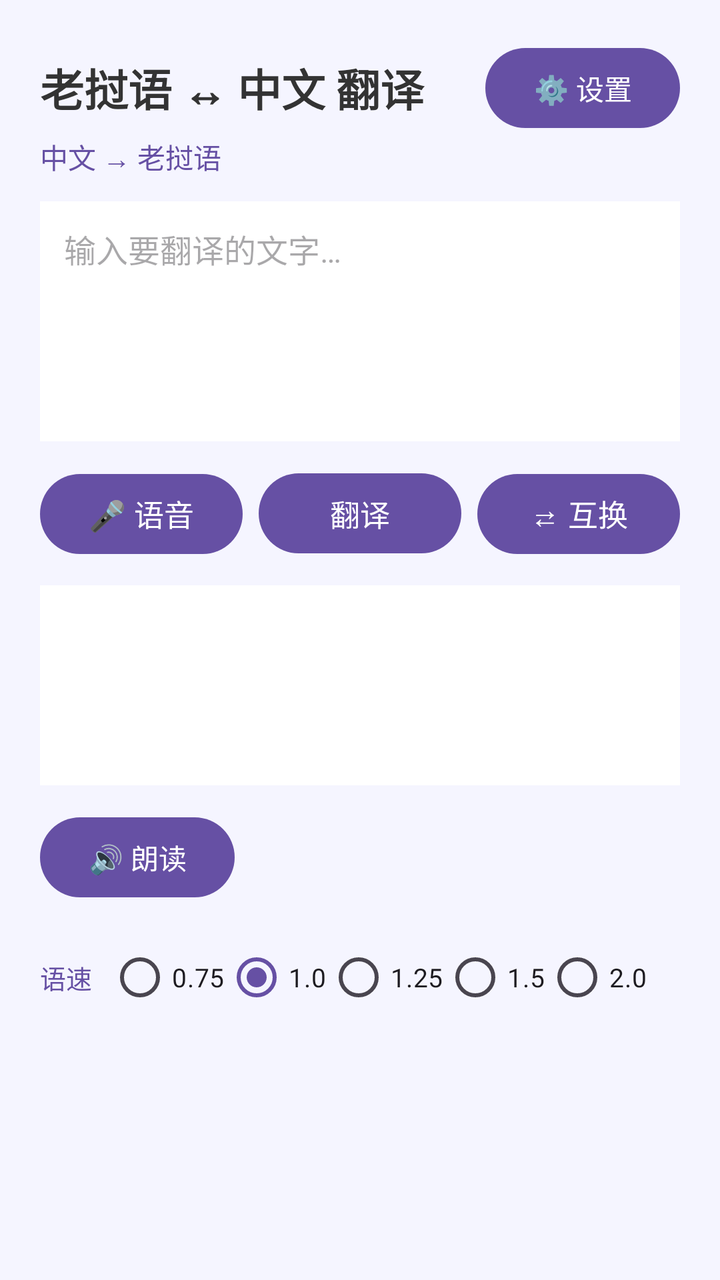
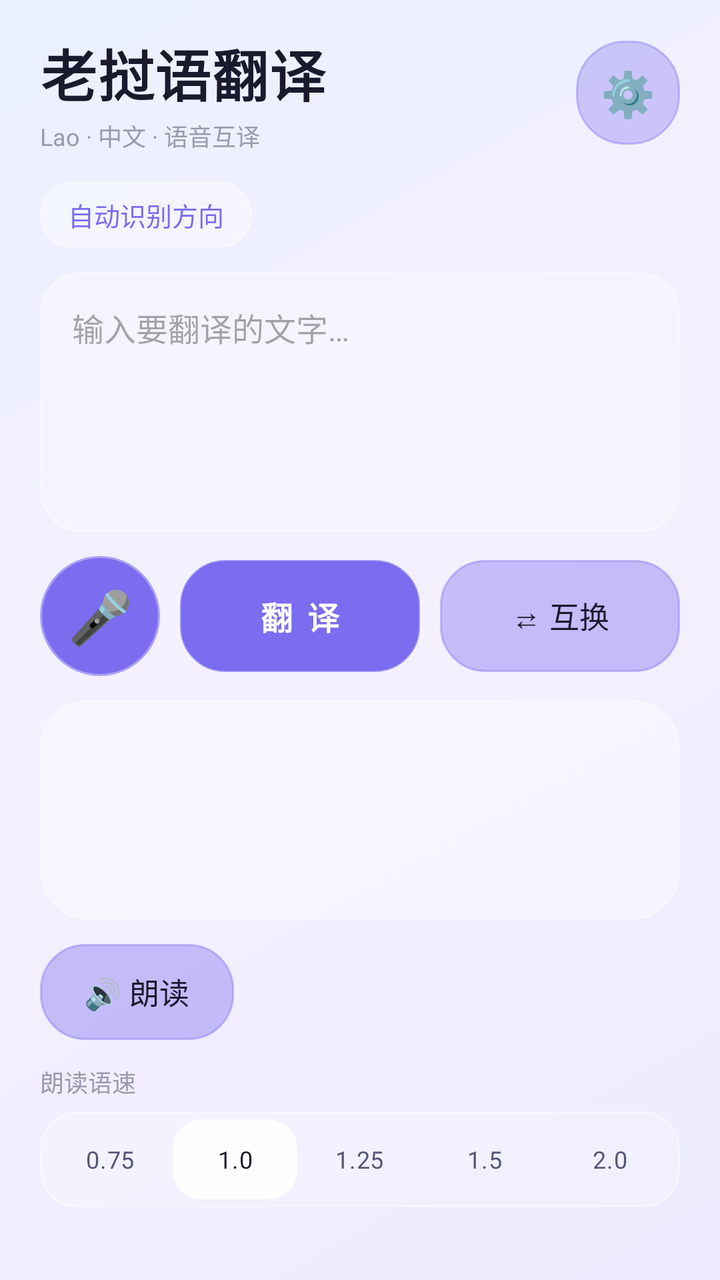

The first picture is an Android layout as it rendered before a commit; the second is the same layout after the commit. The layout source and the unified diff follow.
<!-- AndroidManifest.xml: application theme Theme.LaoTran -->
<!-- res/layout/activity_main.xml -->
<?xml version="1.0" encoding="utf-8"?>
<LinearLayout xmlns:android="http://schemas.android.com/apk/res/android"
    android:layout_width="match_parent"
    android:layout_height="match_parent"
    android:orientation="vertical"
    android:padding="20dp"
    android:background="#F5F5FF">

    <LinearLayout
        android:layout_width="match_parent"
        android:layout_height="wrap_content"
        android:orientation="horizontal"
        android:gravity="center_vertical">

        <TextView
            android:layout_width="0dp"
            android:layout_height="wrap_content"
            android:layout_weight="1"
            android:text="老挝语 ↔ 中文 翻译"
            android:textSize="22sp"
            android:textStyle="bold"
            android:textColor="#333333"/>

        <Button
            android:id="@+id/settingsBtn"
            android:layout_width="wrap_content"
            android:layout_height="wrap_content"
            android:text="⚙️ 设置"/>
    </LinearLayout>

    <TextView
        android:id="@+id/dirLabel"
        android:layout_width="wrap_content"
        android:layout_height="wrap_content"
        android:text="中文 → 老挝语"
        android:textSize="14sp"
        android:textColor="#6650a4"
        android:layout_marginBottom="12dp"/>

    <EditText
        android:id="@+id/inputText"
        android:layout_width="match_parent"
        android:layout_height="wrap_content"
        android:minHeight="120dp"
        android:gravity="top|start"
        android:background="#FFFFFF"
        android:padding="12dp"
        android:hint="输入要翻译的文字…"
        android:inputType="textMultiLine"
        android:minLines="4"
        android:textSize="16sp"/>

    <LinearLayout
        android:layout_width="match_parent"
        android:layout_height="wrap_content"
        android:orientation="horizontal"
        android:layout_marginTop="12dp">

        <Button
            android:id="@+id/voiceBtn"
            android:layout_width="0dp"
            android:layout_height="wrap_content"
            android:layout_weight="1"
            android:text="🎤 语音"
            android:textSize="15sp"
            android:layout_marginEnd="8dp"/>

        <Button
            android:id="@+id/translateBtn"
            android:layout_width="0dp"
            android:layout_height="wrap_content"
            android:layout_weight="1"
            android:text="翻译"
            android:textSize="15sp"
            android:layout_marginEnd="8dp"/>

        <Button
            android:id="@+id/swapBtn"
            android:layout_width="0dp"
            android:layout_height="wrap_content"
            android:layout_weight="1"
            android:text="⇄ 互换"
            android:textSize="15sp"/>
    </LinearLayout>

    <TextView
        android:id="@+id/resultText"
        android:layout_width="match_parent"
        android:layout_height="wrap_content"
        android:minHeight="100dp"
        android:gravity="top|start"
        android:background="#FFFFFF"
        android:padding="12dp"
        android:textSize="18sp"
        android:textColor="#222222"
        android:text=""
        android:layout_marginTop="12dp"/>

    <Button
        android:id="@+id/speakBtn"
        android:layout_width="wrap_content"
        android:layout_height="wrap_content"
        android:text="🔊 朗读"
        android:layout_marginTop="12dp"/>

    <LinearLayout
        android:layout_width="match_parent"
        android:layout_height="wrap_content"
        android:orientation="horizontal"
        android:gravity="center_vertical"
        android:layout_marginTop="12dp">

        <TextView
            android:layout_width="wrap_content"
            android:layout_height="wrap_content"
            android:text="语速"
            android:textSize="13sp"
            android:textColor="#6650a4"/>

        <RadioGroup
            android:id="@+id/speedGroup"
            android:layout_width="match_parent"
            android:layout_height="wrap_content"
            android:orientation="horizontal"
            android:gravity="center_vertical"
            android:layout_marginStart="8dp">

            <RadioButton
                android:id="@+id/speed075"
                android:layout_width="wrap_content"
                android:layout_height="wrap_content"
                android:text="0.75"
                android:textSize="13sp"/>
            <RadioButton
                android:id="@+id/speed100"
                android:layout_width="wrap_content"
                android:layout_height="wrap_content"
                android:text="1.0"
                android:textSize="13sp"
                android:checked="true"/>
            <RadioButton
                android:id="@+id/speed125"
                android:layout_width="wrap_content"
                android:layout_height="wrap_content"
                android:text="1.25"
                android:textSize="13sp"/>
            <RadioButton
                android:id="@+id/speed150"
                android:layout_width="wrap_content"
                android:layout_height="wrap_content"
                android:text="1.5"
                android:textSize="13sp"/>
            <RadioButton
                android:id="@+id/speed200"
                android:layout_width="wrap_content"
                android:layout_height="wrap_content"
                android:text="2.0"
                android:textSize="13sp"/>
        </RadioGroup>
    </LinearLayout>

    <TextView
        android:id="@+id/statusText"
        android:layout_width="match_parent"
        android:layout_height="wrap_content"
        android:textSize="12sp"
        android:textColor="#888888"
        android:layout_marginTop="8dp"/>

</LinearLayout>
<!-- resources referenced by this layout -->
<resources>
  <style name="Theme.LaoTran" parent="Theme.Material3.DayNight.NoActionBar">
          <item name="colorPrimary">@color/purple_500</item>
          <item name="colorSecondary">@color/purple_200</item>
      </style>
  <color name="purple_500">#6650a4</color>
  <color name="purple_200">#bbb1e0</color>
</resources>

<!-- the commit's change to res/layout/activity_main.xml (unified diff, before → after) -->
@@ -3,159 +3,259 @@
     android:layout_width="match_parent"
     android:layout_height="match_parent"
     android:orientation="vertical"
-    android:padding="20dp"
-    android:background="#F5F5FF">
-
+    android:fitsSystemWindows="true"
+    android:paddingStart="20dp"
+    android:paddingEnd="20dp"
+    android:paddingTop="16dp"
+    android:paddingBottom="16dp">
+
+    
     <LinearLayout
         android:layout_width="match_parent"
         android:layout_height="wrap_content"
         android:orientation="horizontal"
         android:gravity="center_vertical">
 
-        <TextView
+        <LinearLayout
             android:layout_width="0dp"
             android:layout_height="wrap_content"
             android:layout_weight="1"
-            android:text="老挝语 ↔ 中文 翻译"
+            android:orientation="vertical">
+
+            <TextView
+                android:layout_width="wrap_content"
+                android:layout_height="wrap_content"
+                android:text="老挝语翻译"
+                android:textSize="28sp"
+                android:textStyle="bold"
+                android:textColor="@color/text_primary"
+                android:letterSpacing="0.02" />
+
+            <TextView
+                android:layout_width="wrap_content"
+                android:layout_height="wrap_content"
+                android:text="Lao · 中文 · 语音互译"
+                android:textSize="12sp"
+                android:textColor="@color/text_hint"
+                android:layout_marginTop="2dp" />
+        </LinearLayout>
+
+        <Button
+            android:id="@+id/settingsBtn"
+            android:layout_width="52dp"
+            android:layout_height="52dp"
+            android:minWidth="0dp"
+            android:minHeight="0dp"
+            android:padding="0dp"
+            android:background="@drawable/bg_glass_card"
+            android:text="⚙️"
             android:textSize="22sp"
-            android:textStyle="bold"
-            android:textColor="#333333"/>
-
-        <Button
-            android:id="@+id/settingsBtn"
-            android:layout_width="wrap_content"
-            android:layout_height="wrap_content"
-            android:text="⚙️ 设置"/>
+            android:insetTop="0dp"
+            android:insetBottom="0dp" />
     </LinearLayout>
 
+    
     <TextView
         android:id="@+id/dirLabel"
         android:layout_width="wrap_content"
         android:layout_height="wrap_content"
-        android:text="中文 → 老挝语"
-        android:textSize="14sp"
-        android:textColor="#6650a4"
-        android:layout_marginBottom="12dp"/>
-
+        android:background="@drawable/bg_glass_chip"
+        android:paddingStart="14dp"
+        android:paddingEnd="14dp"
+        android:paddingTop="7dp"
+        android:paddingBottom="7dp"
+        android:text="自动识别方向"
+        android:textSize="13sp"
+        android:textColor="@color/accent_purple"
+        android:layout_marginTop="14dp"
+        android:layout_marginBottom="12dp" />
+
+    
     <EditText
         android:id="@+id/inputText"
         android:layout_width="match_parent"
         android:layout_height="wrap_content"
-        android:minHeight="120dp"
+        android:minHeight="130dp"
         android:gravity="top|start"
-        android:background="#FFFFFF"
-        android:padding="12dp"
+        android:background="@drawable/bg_glass_input"
+        android:padding="16dp"
         android:hint="输入要翻译的文字…"
+        android:hintTextColor="@color/text_hint"
+        android:textColor="@color/text_primary"
+        android:textSize="16sp"
         android:inputType="textMultiLine"
-        android:minLines="4"
-        android:textSize="16sp"/>
-
+        android:minLines="4" />
+
+    
     <LinearLayout
         android:layout_width="match_parent"
         android:layout_height="wrap_content"
         android:orientation="horizontal"
+        android:gravity="center_vertical"
         android:layout_marginTop="12dp">
 
         <Button
             android:id="@+id/voiceBtn"
-            android:layout_width="0dp"
-            android:layout_height="wrap_content"
-            android:layout_weight="1"
-            android:text="🎤 语音"
-            android:textSize="15sp"
-            android:layout_marginEnd="8dp"/>
+            android:layout_width="60dp"
+            android:layout_height="60dp"
+            android:minWidth="0dp"
+            android:minHeight="0dp"
+            android:padding="0dp"
+            android:insetTop="0dp"
+            android:insetBottom="0dp"
+            android:background="@drawable/bg_mic_circle"
+            android:text="🎤"
+            android:textSize="26sp"
+            android:contentDescription="语音输入"
+            android:layout_marginEnd="10dp" />
 
         <Button
             android:id="@+id/translateBtn"
             android:layout_width="0dp"
-            android:layout_height="wrap_content"
+            android:layout_height="56dp"
             android:layout_weight="1"
-            android:text="翻译"
-            android:textSize="15sp"
-            android:layout_marginEnd="8dp"/>
+            android:minWidth="0dp"
+            android:minHeight="0dp"
+            android:insetTop="0dp"
+            android:insetBottom="0dp"
+            android:background="@drawable/bg_glass_primary"
+            android:text="翻 译"
+            android:textSize="16sp"
+            android:textStyle="bold"
+            android:textColor="#FFFFFF"
+            android:letterSpacing="0.1"
+            android:layout_marginEnd="10dp" />
 
         <Button
             android:id="@+id/swapBtn"
             android:layout_width="0dp"
-            android:layout_height="wrap_content"
+            android:layout_height="56dp"
             android:layout_weight="1"
+            android:minWidth="0dp"
+            android:minHeight="0dp"
+            android:insetTop="0dp"
+            android:insetBottom="0dp"
+            android:background="@drawable/bg_glass_secondary"
             android:text="⇄ 互换"
-            android:textSize="15sp"/>
+            android:textSize="15sp"
+            android:textColor="@color/text_primary" />
     </LinearLayout>
 
+    
     <TextView
         android:id="@+id/resultText"
         android:layout_width="match_parent"
         android:layout_height="wrap_content"
-        android:minHeight="100dp"
+        android:minHeight="110dp"
         android:gravity="top|start"
-        android:background="#FFFFFF"
-        android:padding="12dp"
+        android:background="@drawable/bg_glass_card"
+        android:padding="16dp"
         android:textSize="18sp"
-        android:textColor="#222222"
+        android:textColor="@color/text_primary"
+        android:lineSpacingExtra="4dp"
         android:text=""
-        android:layout_marginTop="12dp"/>
-
+        android:layout_marginTop="12dp" />
+
+    
     <Button
         android:id="@+id/speakBtn"
         android:layout_width="wrap_content"
-        android:layout_height="wrap_content"
+        android:layout_height="48dp"
+        android:minWidth="0dp"
+        android:minHeight="0dp"
+        android:insetTop="0dp"
+        android:insetBottom="0dp"
+        android:paddingStart="22dp"
+        android:paddingEnd="22dp"
+        android:background="@drawable/bg_glass_secondary"
         android:text="🔊 朗读"
-        android:layout_marginTop="12dp"/>
-
+        android:textSize="15sp"
+        android:textColor="@color/text_primary"
+        android:layout_marginTop="12dp" />
+
+    
     <LinearLayout
         android:layout_width="match_parent"
         android:layout_height="wrap_content"
-        android:orientation="horizontal"
-        android:gravity="center_vertical"
+        android:orientation="vertical"
         android:layout_marginTop="12dp">
 
         <TextView
             android:layout_width="wrap_content"
             android:layout_height="wrap_content"
-            android:text="语速"
-            android:textSize="13sp"
-            android:textColor="#6650a4"/>
+            android:text="朗读语速"
+            android:textSize="12sp"
+            android:textColor="@color/text_hint" />
 
         <RadioGroup
             android:id="@+id/speedGroup"
             android:layout_width="match_parent"
             android:layout_height="wrap_content"
             android:orientation="horizontal"
-            android:gravity="center_vertical"
-            android:layout_marginStart="8dp">
+            android:background="@drawable/bg_glass_pill"
+            android:padding="4dp"
+            android:layout_marginTop="6dp">
 
             <RadioButton
                 android:id="@+id/speed075"
-                android:layout_width="wrap_content"
-                android:layout_height="wrap_content"
+                android:layout_width="0dp"
+                android:layout_height="40dp"
+                android:layout_weight="1"
+                android:button="@null"
+                android:background="@drawable/bg_radio_seg"
+                android:gravity="center"
                 android:text="0.75"
-                android:textSize="13sp"/>
+                android:textSize="12sp"
+                android:textColor="@color/text_seg_selector" />
+
             <RadioButton
                 android:id="@+id/speed100"
-                android:layout_width="wrap_content"
-                android:layout_height="wrap_content"
+                android:layout_width="0dp"
+                android:layout_height="40dp"
+                android:layout_weight="1"
+                android:button="@null"
+                android:background="@drawable/bg_radio_seg"
+                android:gravity="center"
                 android:text="1.0"
-                android:textSize="13sp"
-                android:checked="true"/>
+                android:textSize="12sp"
+                android:textColor="@color/text_seg_selector"
+                android:checked="true" />
+
             <RadioButton
                 android:id="@+id/speed125"
-                android:layout_width="wrap_content"
-                android:layout_height="wrap_content"
+                android:layout_width="0dp"
+                android:layout_height="40dp"
+                android:layout_weight="1"
+                android:button="@null"
+                android:background="@drawable/bg_radio_seg"
+                android:gravity="center"
                 android:text="1.25"
-                android:textSize="13sp"/>
+                android:textSize="12sp"
+                android:textColor="@color/text_seg_selector" />
+
             <RadioButton
                 android:id="@+id/speed150"
-                android:layout_width="wrap_content"
-                android:layout_height="wrap_content"
+                android:layout_width="0dp"
+                android:layout_height="40dp"
+                android:layout_weight="1"
+                android:button="@null"
+                android:background="@drawable/bg_radio_seg"
+                android:gravity="center"
                 android:text="1.5"
-                android:textSize="13sp"/>
+                android:textSize="12sp"
+                android:textColor="@color/text_seg_selector" />
+
             <RadioButton
                 android:id="@+id/speed200"
-                android:layout_width="wrap_content"
-                android:layout_height="wrap_content"
+                android:layout_width="0dp"
+                android:layout_height="40dp"
+                android:layout_weight="1"
+                android:button="@null"
+                android:background="@drawable/bg_radio_seg"
+                android:gravity="center"
                 android:text="2.0"
-                android:textSize="13sp"/>
+                android:textSize="12sp"
+                android:textColor="@color/text_seg_selector" />
         </RadioGroup>
     </LinearLayout>
 
@@ -164,7 +264,7 @@
         android:layout_width="match_parent"
         android:layout_height="wrap_content"
         android:textSize="12sp"
-        android:textColor="#888888"
-        android:layout_marginTop="8dp"/>
+        android:textColor="@color/text_hint"
+        android:layout_marginTop="10dp" />
 
 </LinearLayout>
<!-- resource entries referenced after the edit -->
@@ -1,10 +1,138 @@
 <!-- resources referenced by this layout -->
 <resources>
+  <color name="accent_purple">#7C6CF0</color>
+  <color name="text_hint">#9999B0</color>
+  <color name="text_primary">#1A1A2E</color>
+  <!-- drawable bg_glass_card (drawable) -->
+  <?xml version="1.0" encoding="utf-8"?>
+  <shape xmlns:android="http://schemas.android.com/apk/res/android"
+      android:shape="rectangle">
+      <corners android:radius="24dp" />
+      <solid android:color="@color/glass_card" />
+      <stroke
+          android:width="1dp"
+          android:color="@color/glass_stroke" />
+  </shape>
+  <!-- drawable bg_glass_chip (drawable) -->
+  <?xml version="1.0" encoding="utf-8"?>
+  <shape xmlns:android="http://schemas.android.com/apk/res/android"
+      android:shape="rectangle">
+      <corners android:radius="999dp" />
+      <solid android:color="@color/glass_card" />
+      <stroke
+          android:width="1dp"
+          android:color="@color/glass_stroke" />
+  </shape>
+  <!-- drawable bg_glass_input (drawable) -->
+  <?xml version="1.0" encoding="utf-8"?>
+  <shape xmlns:android="http://schemas.android.com/apk/res/android"
+      android:shape="rectangle">
+      <corners android:radius="20dp" />
+      <solid android:color="@color/glass_input" />
+      <stroke
+          android:width="1dp"
+          android:color="@color/glass_stroke" />
+  </shape>
+  <!-- drawable bg_glass_pill (drawable) -->
+  <?xml version="1.0" encoding="utf-8"?>
+  <shape xmlns:android="http://schemas.android.com/apk/res/android"
+      android:shape="rectangle">
+      <corners android:radius="18dp" />
+      <solid android:color="#33FFFFFF" />
+      <stroke
+          android:width="1dp"
+          android:color="@color/glass_stroke" />
+  </shape>
+  <!-- drawable bg_glass_primary (drawable) -->
+  <?xml version="1.0" encoding="utf-8"?>
+  <shape xmlns:android="http://schemas.android.com/apk/res/android"
+      android:shape="rectangle">
+      <corners android:radius="22dp" />
+      <gradient
+          android:angle="0"
+          android:startColor="@color/accent_purple"
+          android:endColor="@color/accent_blue"
+          android:type="linear" />
+      <stroke
+          android:width="1dp"
+          android:color="@color/glass_stroke_high" />
+  </shape>
+  <!-- drawable bg_glass_secondary (drawable) -->
+  <?xml version="1.0" encoding="utf-8"?>
+  <shape xmlns:android="http://schemas.android.com/apk/res/android"
+      android:shape="rectangle">
+      <corners android:radius="22dp" />
+      <solid android:color="@color/glass_card_mid" />
+      <stroke
+          android:width="1dp"
+          android:color="@color/glass_stroke" />
+  </shape>
+  <!-- drawable bg_mic_circle (drawable) -->
+  <?xml version="1.0" encoding="utf-8"?>
+  <shape xmlns:android="http://schemas.android.com/apk/res/android"
+      android:shape="oval">
+      <gradient
+          android:angle="315"
+          android:startColor="@color/mic_gradient_start"
+          android:endColor="@color/mic_gradient_end"
+          android:type="linear" />
+      <stroke
+          android:width="2dp"
+          android:color="@color/glass_stroke_high" />
+  </shape>
+  <!-- drawable bg_radio_seg (drawable) -->
+  <?xml version="1.0" encoding="utf-8"?>
+  <selector xmlns:android="http://schemas.android.com/apk/res/android">
+      <item android:state_checked="true" android:drawable="@drawable/bg_glass_pill_selected" />
+      <item android:drawable="@android:color/transparent" />
+  </selector>
   <style name="Theme.LaoTran" parent="Theme.Material3.DayNight.NoActionBar">
-          <item name="colorPrimary">@color/purple_500</item>
-          <item name="colorSecondary">@color/purple_200</item>
+          <item name="colorPrimary">@color/accent_purple</item>
+          <item name="colorSecondary">@color/accent_blue</item>
+          <item name="colorOnPrimary">#FFFFFF</item>
+          <item name="android:windowBackground">@drawable/bg_gradient</item>
+          <item name="android:statusBarColor">@android:color/transparent</item>
+          <item name="android:navigationBarColor">@color/glass_surface</item>
+          <item name="android:windowLightStatusBar">true</item>
+          <item name="android:windowLightNavigationBar">true</item>
+          <item name="android:windowDrawsSystemBarBackgrounds">true</item>
+          <item name="android:windowNoTitle">true</item>
+          <item name="android:fontFamily">sans-serif</item>
+          <item name="android:textColor">@color/text_primary</item>
+          <item name="android:colorAccent">@color/accent_purple</item>
       </style>
-  <color name="purple_500">#6650a4</color>
-  <color name="purple_200">#bbb1e0</color>
+  <color name="glass_card">#55FFFFFF</color>
+  <color name="glass_stroke">#66FFFFFF</color>
+  <color name="glass_input">#40FFFFFF</color>
+  <color name="accent_blue">#5B9DF6</color>
+  <color name="glass_stroke_high">#99FFFFFF</color>
+  <color name="glass_card_mid">#66FFFFFF</color>
+  <color name="mic_gradient_start">#A78BF8</color>
+  <color name="mic_gradient_end">#6FB6FF</color>
+  <!-- drawable bg_glass_pill_selected (drawable) -->
+  <?xml version="1.0" encoding="utf-8"?>
+  <shape xmlns:android="http://schemas.android.com/apk/res/android"
+      android:shape="rectangle">
+      <corners android:radius="14dp" />
+      <solid android:color="#E8FFFFFF" />
+      <stroke
+          android:width="1dp"
+          android:color="#CCFFFFFF" />
+  </shape>
+  <!-- drawable bg_gradient (drawable) -->
+  <?xml version="1.0" encoding="utf-8"?>
+  <shape xmlns:android="http://schemas.android.com/apk/res/android"
+      android:shape="rectangle">
+      <gradient
+          android:angle="135"
+          android:startColor="@color/gradient_start"
+          android:centerColor="@color/gradient_mid"
+          android:endColor="@color/gradient_end"
+          android:type="linear" />
+  </shape>
+  <color name="glass_surface">#CCFFFFFF</color>
+  <color name="gradient_start">#ECEBFF</color>
+  <color name="gradient_mid">#F5F0FF</color>
+  <color name="gradient_end">#EAF0FF</color>
 </resources>
 
